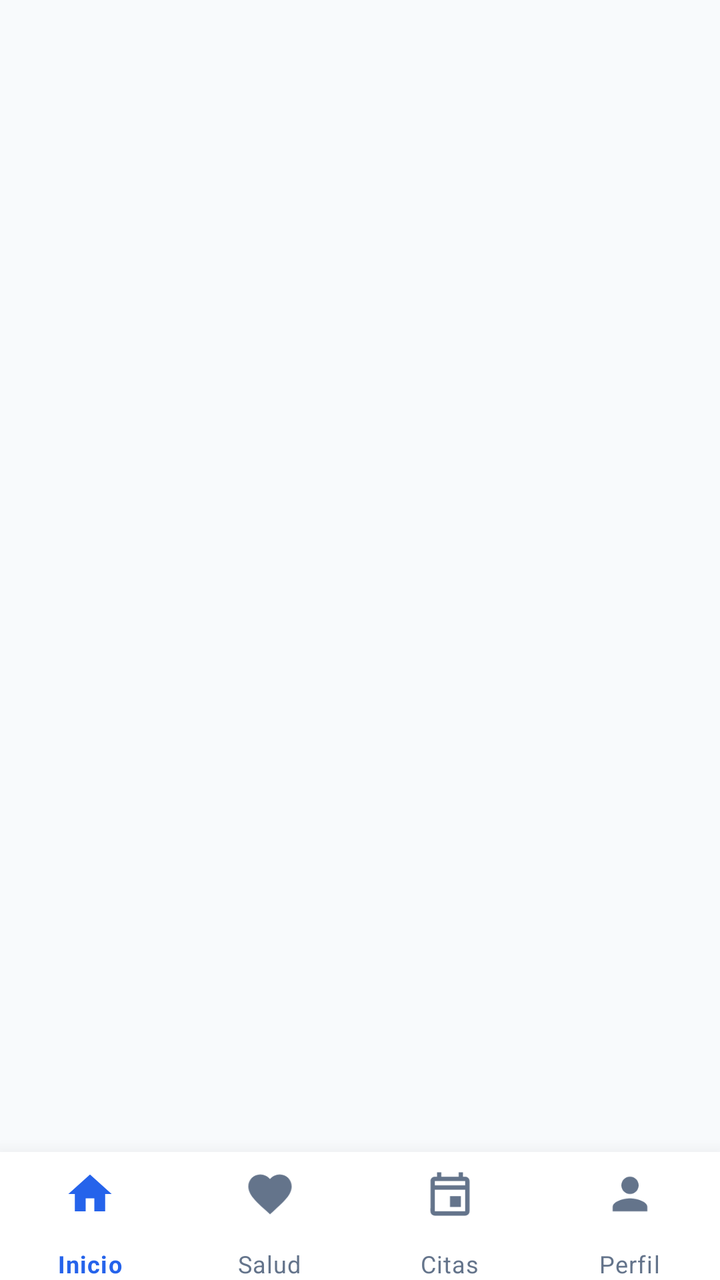
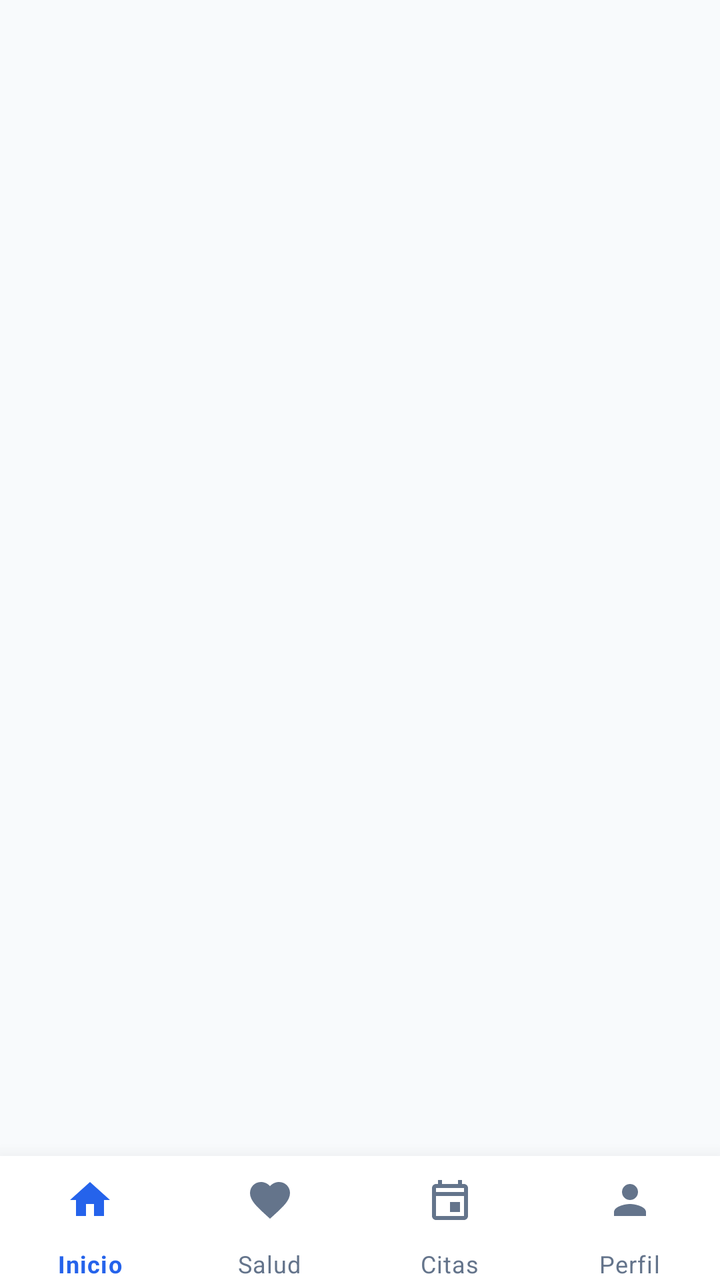

An Android layout rendered at two revisions. The XML below is the earlier revision; the diff shows what the commit changed to produce the second picture.
<!-- AndroidManifest.xml: application theme AppTheme -->
<!-- res/layout/activity_main.xml -->
<?xml version="1.0" encoding="utf-8"?>
<LinearLayout xmlns:android="http://schemas.android.com/apk/res/android"
    xmlns:app="http://schemas.android.com/apk/res-auto"
    android:layout_width="match_parent"
    android:layout_height="match_parent"
    android:orientation="vertical">

    <FrameLayout
        android:id="@+id/fragmentContainer"
        android:layout_width="match_parent"
        android:layout_height="0dp"
        android:layout_weight="1" />

    <com.google.android.material.bottomnavigation.BottomNavigationView
        android:id="@+id/bottomNavigationView"
        android:layout_width="match_parent"
        android:layout_height="64dp"
        android:background="@color/card_background"
        app:elevation="16dp"
        app:menu="@menu/bottom_navigation_menu"
        app:itemIconTint="@color/bottom_nav_colors"
        app:itemTextColor="@color/bottom_nav_colors"
        app:itemIconSize="26dp"
        app:labelVisibilityMode="labeled"
        app:itemPaddingTop="8dp"
        app:itemPaddingBottom="2dp" />

</LinearLayout>
<!-- resources referenced by this layout -->
<resources>
  <color name="card_background">#FFFFFF</color>
  <style name="AppTheme" parent="Theme.MaterialComponents.Light.NoActionBar">
          <item name="colorPrimary">@color/primary</item>
          <item name="colorPrimaryDark">@color/primary_dark</item>
          <item name="colorAccent">@color/accent</item>
          <item name="android:windowBackground">@color/background</item>
          <item name="bottomNavigationStyle">@style/CustomBottomNavigation</item>
      </style>
  <color name="primary">#2563EB</color>
  <color name="primary_dark">#1E40AF</color>
  <color name="accent">#10B981</color>
  <color name="background">#F8FAFC</color>
  <style name="CustomBottomNavigation" parent="Widget.MaterialComponents.BottomNavigationView">
          <item name="labelVisibilityMode">labeled</item>
          <item name="itemIconSize">22dp</item>
          <item name="itemRippleColor">@color/primary_light</item>
          <item name="backgroundTint">@color/white</item>
          <item name="itemIconTint">@color/selector_nav_color</item>
          <item name="itemTextColor">@color/selector_nav_color</item>
          <item name="android:paddingTop">0dp</item>
          <item name="android:paddingBottom">0dp</item>
      </style>
  <color name="primary_light">#DBEAFE</color>
  <color name="white">#FFFFFF</color>
</resources>

<!-- the commit's change to res/layout/activity_main.xml (unified diff, before → after) -->
@@ -14,15 +14,15 @@
     <com.google.android.material.bottomnavigation.BottomNavigationView
         android:id="@+id/bottomNavigationView"
         android:layout_width="match_parent"
-        android:layout_height="64dp"
+        android:layout_height="62dp"
         android:background="@color/card_background"
         app:elevation="16dp"
         app:menu="@menu/bottom_navigation_menu"
         app:itemIconTint="@color/bottom_nav_colors"
         app:itemTextColor="@color/bottom_nav_colors"
-        app:itemIconSize="26dp"
+        app:itemIconSize="24dp"
         app:labelVisibilityMode="labeled"
-        app:itemPaddingTop="8dp"
+        app:itemPaddingTop="10dp"
         app:itemPaddingBottom="2dp" />
 
 </LinearLayout>
